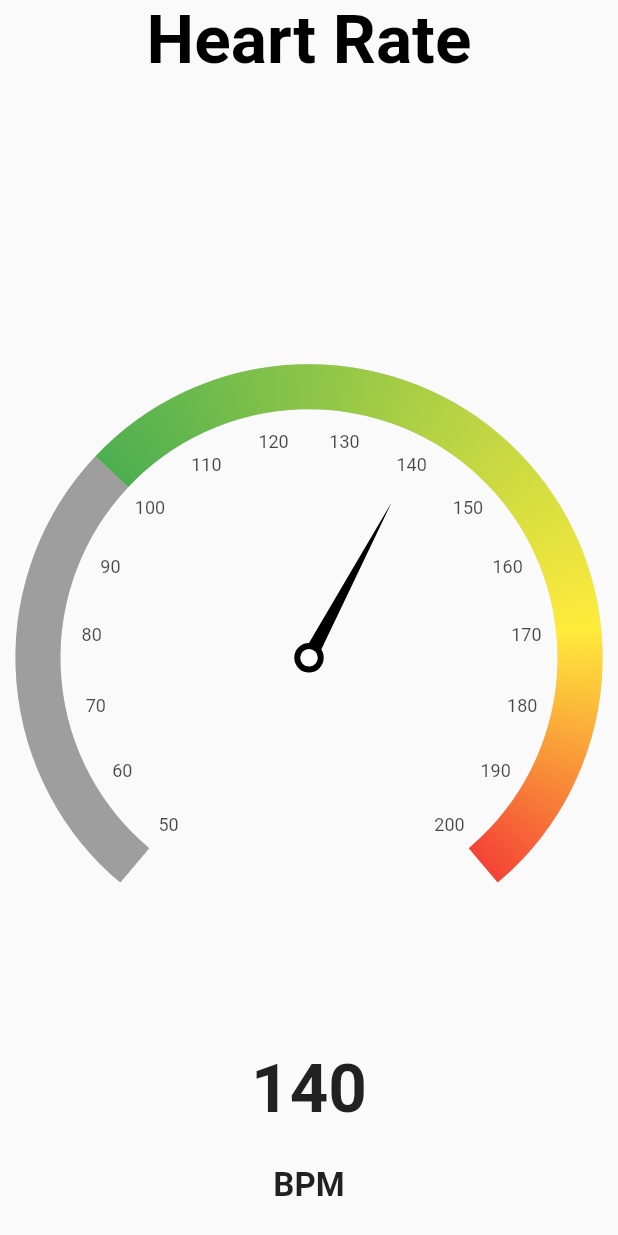
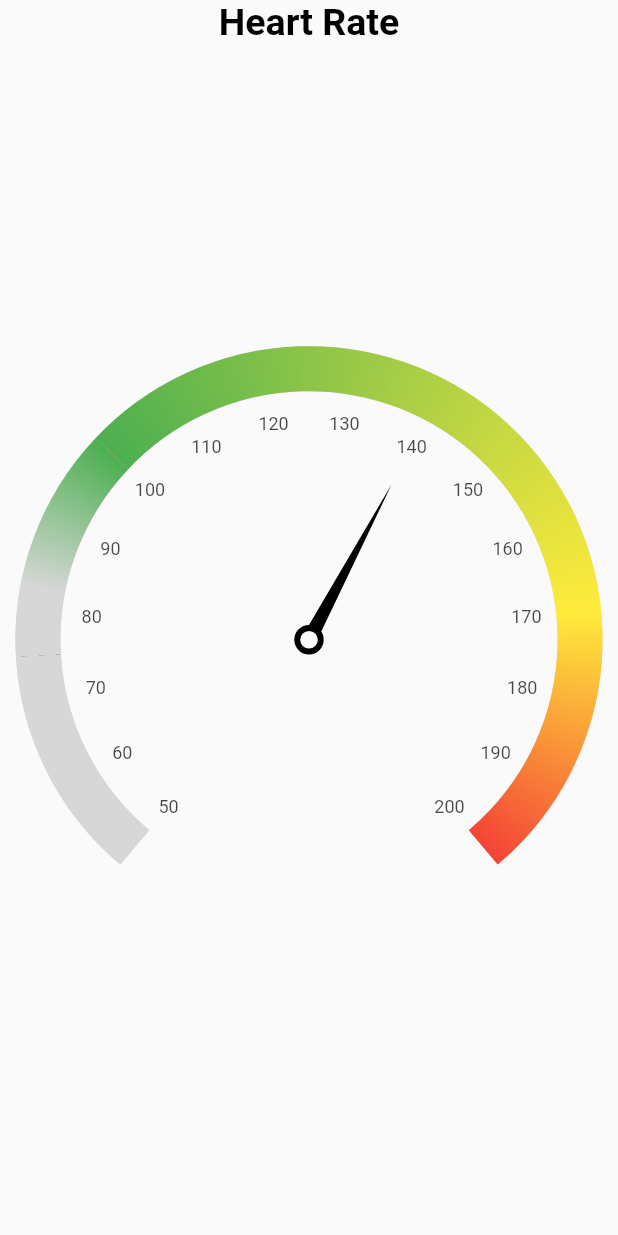
Before and after one commit to PaTonno/hr_beta, a Flutter app: the screen it shows after launch, on a phone screen of 412 x 824 dp. Run offline on Flutter 3.47's test engine with Material 2 defaults, Android fonts, the phone set to English and light mode, and no system bars; drawn by our look-alikes of syncfusion_flutter_gauges; Roboto replaces fonts that are missing (Times).

Commit message:
0.3.0.1
Frame of login page, although not traceable to main.dart. Improved shading on gauge UI, adjusted scaling for optimized mobile viewing (Pixel 5).

```diff
--- a/hr_beta/lib/main.dart
+++ b/hr_beta/lib/main.dart
@@ -29,7 +29,7 @@ class MyApp extends StatelessWidget {
 
                 textStyle: TextStyle(
 
-                  fontSize: 45,
+                  fontSize: 25,
                   fontWeight: FontWeight.bold,
                   color: Colors.black,
                   fontFamily: 'Times'
@@ -47,7 +47,14 @@ class MyApp extends StatelessWidget {
 
                 ranges: <GaugeRange>[
 
-                  GaugeRange(startValue: 50, endValue: 100, color: Colors.grey, startWidth: 30, endWidth: 30),
+                  GaugeRange(startValue: 50, endValue: 75, color: Color.fromARGB(255, 215, 215, 215), startWidth: 30, endWidth: 30),
+
+                  GaugeRange(startValue: 75, endValue: 100,  startWidth: 30, endWidth: 30,
+                    gradient: const SweepGradient(
+                      colors: <Color>[Color.fromARGB(255, 215, 215, 215), Colors.green],
+                      stops: <double>[0.3,1]
+                      ),
+                  ),
                   GaugeRange(startValue: 100, endValue: 200, startWidth: 30, endWidth: 30,
                     gradient: const SweepGradient(
                       colors: <Color>[Colors.green,Colors.yellow,Colors.red],
@@ -84,13 +91,13 @@ class MyApp extends StatelessWidget {
               GaugeAnnotation(widget: Column(
                 children: const <Widget>[
 
-                  Text('140', style: TextStyle(fontSize: 45, fontWeight: FontWeight.bold)),
-                  SizedBox(height: 25),
-                  Text('BPM', style: TextStyle(fontSize: 22, fontWeight: FontWeight.bold))
+                  Text('140', style: TextStyle(fontSize: 38, fontWeight: FontWeight.bold)),
+                  SizedBox(height: 8),
+                  Text('BPM', style: TextStyle(fontSize: 16  , fontWeight: FontWeight.bold))
 
                 ],
               ),
-              angle: 90, positionFactor: 1.6)
+              angle: 90, positionFactor: 2.6)
 
               ],
 
```
Also changed, not shown: hr_beta/lib/login.dart (added, +58 -0 lines).
